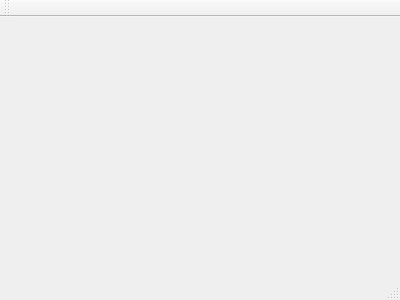
Old version of the form mainwindow.ui in the repository Santiago-vdk/Proyecto-2_CE-2103.
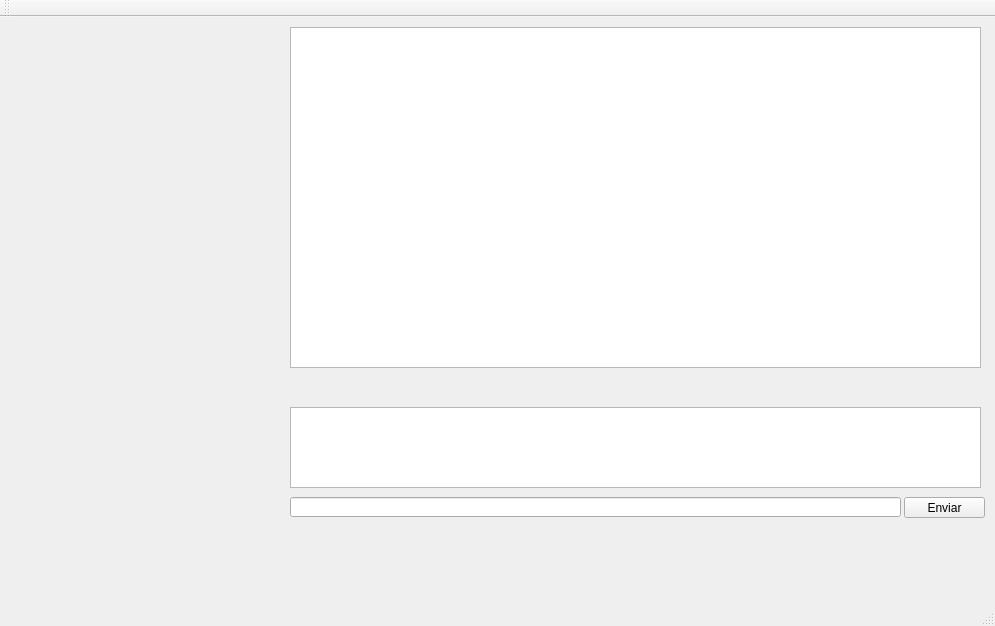
New version of the form.

Commit message: Cambios visuales

The edit to the form file:
```diff
--- a/mainwindow.ui
+++ b/mainwindow.ui
@@ -1,24 +1,96 @@
 <ui version="4.0">
  <class>MainWindow</class>
- <widget class="QMainWindow" name="MainWindow" >
-  <property name="geometry" >
+ <widget class="QMainWindow" name="MainWindow">
+  <property name="geometry">
    <rect>
     <x>0</x>
     <y>0</y>
-    <width>400</width>
-    <height>300</height>
+    <width>995</width>
+    <height>626</height>
    </rect>
   </property>
   <property name="windowTitle" >
    <string>MainWindow</string>
   </property>
-  <widget class="QMenuBar" name="menuBar" />
-  <widget class="QToolBar" name="mainToolBar" />
-  <widget class="QWidget" name="centralWidget" />
-  <widget class="QStatusBar" name="statusBar" />
+  <property name="styleSheet">
+   <string notr="true"/>
+  </property>
+  <widget class="QWidget" name="centralWidget">
+   <widget class="QTableView" name="tableView">
+    <property name="geometry">
+     <rect>
+      <x>290</x>
+      <y>10</y>
+      <width>691</width>
+      <height>341</height>
+     </rect>
+    </property>
+   </widget>
+   <widget class="QLineEdit" name="input">
+    <property name="geometry">
+     <rect>
+      <x>290</x>
+      <y>480</y>
+      <width>611</width>
+      <height>20</height>
+     </rect>
+    </property>
+   </widget>
+   <widget class="QTextEdit" name="output">
+    <property name="geometry">
+     <rect>
+      <x>290</x>
+      <y>390</y>
+      <width>691</width>
+      <height>81</height>
+     </rect>
+    </property>
+   </widget>
+   <widget class="QPushButton" name="pushButton">
+    <property name="geometry">
+     <rect>
+      <x>904</x>
+      <y>480</y>
+      <width>81</width>
+      <height>21</height>
+     </rect>
+    </property>
+    <property name="text">
+     <string>Enviar</string>
+    </property>
+   </widget>
+   <widget class="QWidget" name="treeWidget" native="true">
+    <property name="geometry">
+     <rect>
+      <x>10</x>
+      <y>10</y>
+      <width>261</width>
+      <height>541</height>
+     </rect>
+    </property>
+   </widget>
+  </widget>
+  <widget class="QMenuBar" name="menuBar">
+   <property name="geometry">
+    <rect>
+     <x>0</x>
+     <y>0</y>
+     <width>995</width>
+     <height>21</height>
+    </rect>
+   </property>
+  </widget>
+  <widget class="QToolBar" name="mainToolBar">
+   <attribute name="toolBarArea">
+    <enum>TopToolBarArea</enum>
+   </attribute>
+   <attribute name="toolBarBreak">
+    <bool>false</bool>
+   </attribute>
+  </widget>
+  <widget class="QStatusBar" name="statusBar"/>
  </widget>
- <layoutDefault spacing="6" margin="11" />
- <pixmapfunction></pixmapfunction>
+ <layoutdefault spacing="6" margin="11"/>
  <resources/>
  <connections/>
 </ui>
```
Left out of the diff: 3 changed lines with no effect on the pictures. The commit also changes 2 other files.
